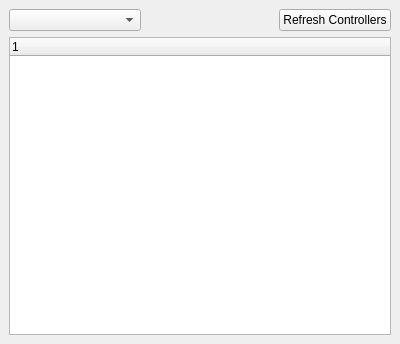
shadow-robot/sr-ros-interface, file sr_gui_controller_tuner/uis/SrGuiControllerTuner.ui: the form before one commit.
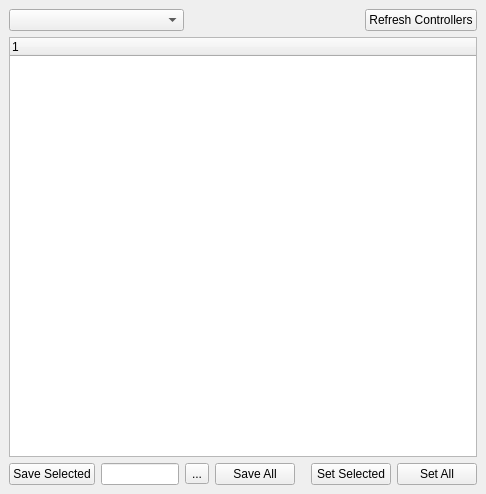
The form after the commit.

Commit message: The tree widget is now filled in. Adding 4 buttons to save / set. Can't use QString for QFileDialog.

Diff of the .ui file:
```diff
--- a/sr_gui_controller_tuner/uis/SrGuiControllerTuner.ui
+++ b/sr_gui_controller_tuner/uis/SrGuiControllerTuner.ui
@@ -6,8 +6,8 @@
    <rect>
     <x>0</x>
     <y>0</y>
-    <width>400</width>
-    <height>344</height>
+    <width>486</width>
+    <height>494</height>
    </rect>
   </property>
   <property name="windowTitle">
@@ -70,6 +70,65 @@
         </item>
        </layout>
       </item>
+      <item>
+       <layout class="QHBoxLayout" name="horizontalLayout_4">
+        <item>
+         <widget class="QPushButton" name="btn_save_selected">
+          <property name="text">
+           <string>Save Selected</string>
+          </property>
+         </widget>
+        </item>
+        <item>
+         <widget class="QLineEdit" name="txt_save_file_path">
+          <property name="readOnly">
+           <bool>true</bool>
+          </property>
+         </widget>
+        </item>
+        <item>
+         <widget class="QToolButton" name="btn_select_file_path">
+          <property name="text">
+           <string>...</string>
+          </property>
+         </widget>
+        </item>
+        <item>
+         <widget class="QPushButton" name="btn_save_all">
+          <property name="text">
+           <string>Save All</string>
+          </property>
+         </widget>
+        </item>
+        <item>
+         <spacer name="horizontalSpacer_2">
+          <property name="orientation">
+           <enum>Qt::Horizontal</enum>
+          </property>
+          <property name="sizeHint" stdset="0">
+           <size>
+            <width>40</width>
+            <height>20</height>
+           </size>
+          </property>
+         </spacer>
+        </item>
+        <item>
+         <widget class="QPushButton" name="btn_set_selected">
+          <property name="text">
+           <string>Set Selected</string>
+          </property>
+         </widget>
+        </item>
+        <item>
+         <widget class="QPushButton" name="btn_set_all">
+          <property name="text">
+           <string>Set All</string>
+          </property>
+         </widget>
+        </item>
+       </layout>
+      </item>
      </layout>
     </item>
    </layout>
```
Left out of the diff: 12 changed lines with no effect on the pictures. The commit also changes 1 other file.
